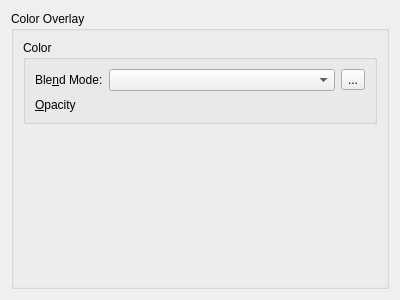
First picture: the form in krita/ui/layerstyles/WdgColorOverlay.ui, repository KDE/krita, before the edit.
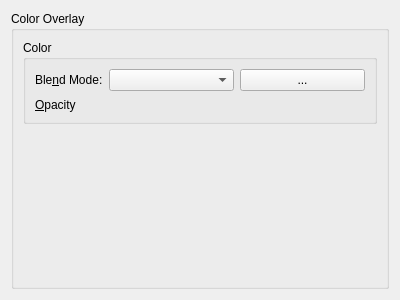
Second picture: the form after the edit. Custom widgets are drawn as their Qt base class.

Commit message:
Use the custom widgets where necessary
KColorButton instead of KoColorButton
KisCmbGradient instead of QCombobox
KisCmbContour instead of QCombobox

Diff of the .ui file:
```diff
--- a/krita/ui/layerstyles/WdgColorOverlay.ui
+++ b/krita/ui/layerstyles/WdgColorOverlay.ui
@@ -49,7 +49,7 @@
             </widget>
            </item>
            <item>
-            <widget class="KoColorPopupButton" name="toolButton">
+            <widget class="KColorButton" name="toolButton">
              <property name="text">
               <string>...</string>
              </property>
@@ -122,9 +122,9 @@
    <header>kis_slider_spin_box.h</header>
   </customwidget>
   <customwidget>
-   <class>KoColorPopupButton</class>
-   <extends>QToolButton</extends>
-   <header location="global">KoColorPopupButton.h</header>
+   <class>KColorButton</class>
+   <extends>QPushButton</extends>
+   <header location="global">kcolorbutton.h</header>
   </customwidget>
  </customwidgets>
  <resources/>
```
The commit also changes 7 other files.
